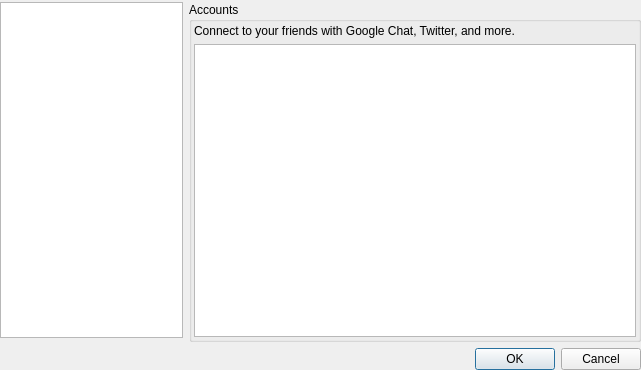
tomahawk-player/tomahawk, file src/stackedsettingsdialog.ui: the form before one commit.
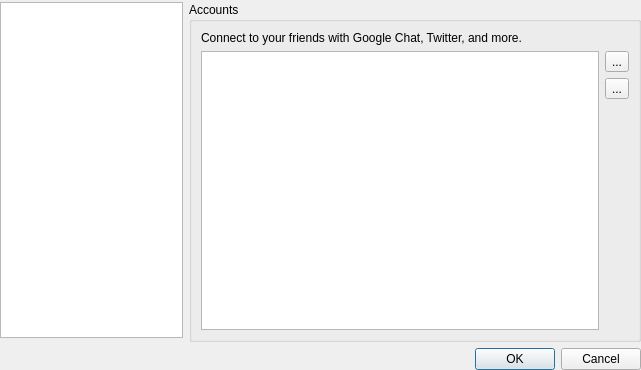
The form after the commit. The open tabs and pages were chosen to show the change. Icons and pictures are not drawn.

Commit message: disable inline factories and use +/- button for now

Diff of the .ui file:
```diff
--- a/src/stackedsettingsdialog.ui
+++ b/src/stackedsettingsdialog.ui
@@ -112,10 +112,7 @@
            <property name="title">
             <string>Accounts</string>
            </property>
-           <layout class="QVBoxLayout" name="verticalLayout_2">
-            <property name="margin">
-             <number>2</number>
-            </property>
+           <layout class="QVBoxLayout" name="verticalLayout_14">
             <item>
              <widget class="QLabel" name="label_2">
               <property name="text">
@@ -124,6 +121,8 @@
              </widget>
             </item>
             <item>
+             <layout class="QHBoxLayout" name="horizontalLayout_2">
+              <item>
              <widget class="QTreeView" name="accountsView">
               <property name="indentation">
                <number>0</number>
@@ -145,6 +144,53 @@
               </property>
              </widget>
             </item>
+              <item>
+               <layout class="QVBoxLayout" name="addSipLayout">
+                <item>
+                 <widget class="QToolButton" name="addSipButton">
+                  <property name="text">
+                   <string>...</string>
+                  </property>
+                  <property name="icon">
+                   <iconset resource="../resources.qrc">
+                    <normaloff>:/data/images/list-add.png</normaloff>:/data/images/list-add.png</iconset>
+                  </property>
+                  <property name="popupMode">
+                   <enum>QToolButton::InstantPopup</enum>
+                  </property>
+                 </widget>
+                </item>
+                <item>
+                 <widget class="QToolButton" name="removeSipButton">
+                  <property name="text">
+                   <string>...</string>
+                  </property>
+                  <property name="icon">
+                   <iconset resource="../resources.qrc">
+                    <normaloff>:/data/images/list-remove.png</normaloff>:/data/images/list-remove.png</iconset>
+                  </property>
+                  <property name="popupMode">
+                   <enum>QToolButton::DelayedPopup</enum>
+                  </property>
+                 </widget>
+                </item>
+                <item>
+                 <spacer name="verticalSpacer_6">
+                  <property name="orientation">
+                   <enum>Qt::Vertical</enum>
+                  </property>
+                  <property name="sizeHint" stdset="0">
+                   <size>
+                    <width>20</width>
+                    <height>40</height>
+                   </size>
+                  </property>
+                 </spacer>
+                </item>
+               </layout>
+              </item>
+             </layout>
+            </item>
            </layout>
           </widget>
          </item>
```
Left out of the diff: 8 changed lines with no effect on the pictures. Lines whose indentation alone changed are shown as unchanged. The commit also changes 3 other files.
